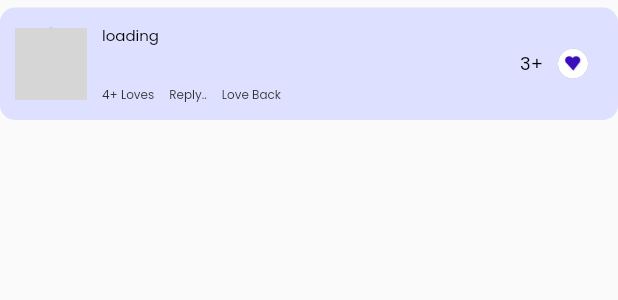
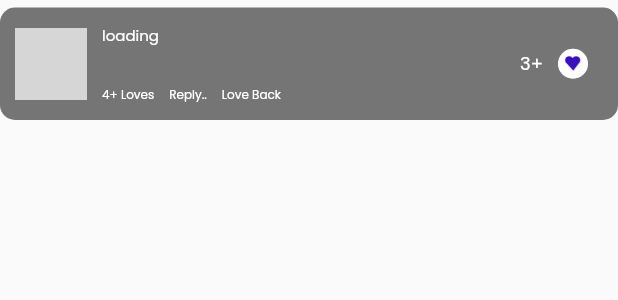
Before and after one commit to himanshu17113/test-Emagz, a Flutter app: the StoryCommentTile widget shown alone on an empty page, opened directly with empty values, on a phone screen of 412 x 824 dp. Shown: the top 300 px of the screen. Run offline on Flutter 3.47's test engine with Material 2 defaults, Android fonts, the phone set to English and light mode, and no system bars; our stand-ins replace cached_network_image, carousel_slider, dio, dotted_line, flip_card, flutter_colorpicker and 19 more; missing offline and left inert: photo_manager, vs_story_designer; accounts and stored records are empty; network calls fail; grey boxes are pictures that could not be loaded.

Commit message:
chat fix

```diff
--- a/lib/social_media/screens/home/screens/post_view/widgets/modal_bottom_sheet.dart
+++ b/lib/social_media/screens/home/screens/post_view/widgets/modal_bottom_sheet.dart
@@ -37,7 +37,7 @@ class _PostCommentsModalBottomSheetState
 
     return GlassmorphicContainer(
       borderRadius: 33,
-      blur: 5,
+      blur: 6,
       //  width: MediaQuery.of(context).size.width,
       height: keyboardVisible ? MediaQuery.of(context).size.height : 450,
       child: Column(
--- a/lib/social_media/screens/home/story/widgets/comment_tile/comment_tile.dart
+++ b/lib/social_media/screens/home/story/widgets/comment_tile/comment_tile.dart
@@ -40,7 +40,7 @@ class _StoryCommentTileState extends State<StoryCommentTile> {
         // margin: const EdgeInsets.symmetric(horizontal: 20),
         padding: const EdgeInsets.symmetric(vertical: 10),
         decoration: BoxDecoration(
-          color: const Color(0xffDDE0FF),
+          color: Colors.grey[600],
           borderRadius: BorderRadius.circular(10),
         ),
         child: Row(
@@ -65,6 +65,7 @@ class _StoryCommentTileState extends State<StoryCommentTile> {
               mainAxisAlignment: MainAxisAlignment.spaceBetween,
               children: [
                 FormHeadingText(
+                  color: Colors.white,
                   headings: (userName == null)
                       ? "loading "
                       : (userName!.length > 20)
@@ -73,23 +74,26 @@ class _StoryCommentTileState extends State<StoryCommentTile> {
                   fontSize: 10,
                 ),
                 FormHeadingText(
+                  color: Colors.white,
                   headings: widget.text,
                   fontSize: 14,
                 ),
                 Row(
                   children: [
                     FormHeadingText(
+
                       headings: "4+ Loves",
                       fontSize: 8,
-                      color: const Color(0xff323232),
+                      color: Colors.white,
                     ),
                     const SizedBox(
                       width: 10,
                     ),
                     FormHeadingText(
+
                       headings: "Reply..",
                       fontSize: 8,
-                      color: const Color(0xff323232),
+                      color: Colors.white,
                     ),
                     const SizedBox(
                       width: 10,
@@ -97,7 +101,7 @@ class _StoryCommentTileState extends State<StoryCommentTile> {
                     FormHeadingText(
                       headings: "Love Back",
                       fontSize: 8,
-                      color: const Color(0xff323232),
+                      color: Colors.white,
                     ),
                   ],
                 )
@@ -105,6 +109,7 @@ class _StoryCommentTileState extends State<StoryCommentTile> {
             ),
             const Spacer(),
             FormHeadingText(
+              color: Colors.white,
               headings: "3+",
               fontSize: 12,
             ),
```
Also changed, not shown: lib/social_media/screens/home/story/story_screen.dart (+36 -5 lines).
